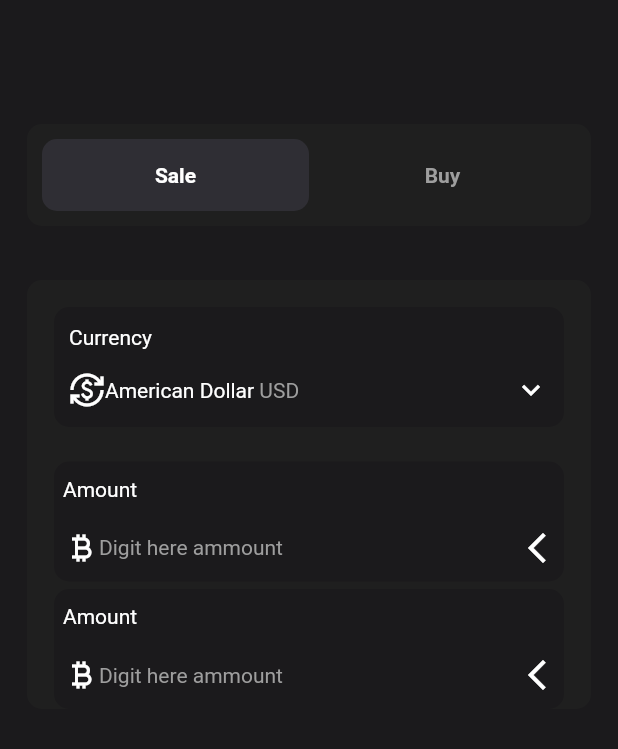
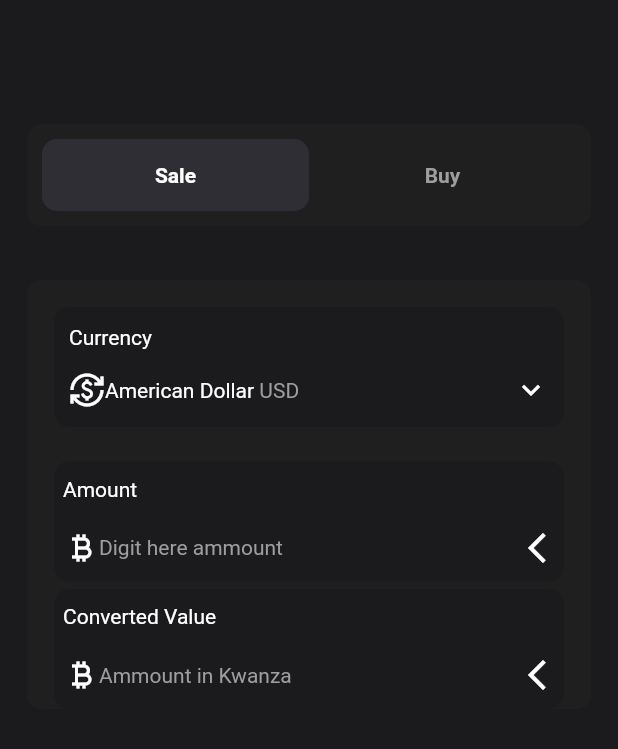
Before and after one commit to geekfabio/exchange, a Flutter app: the screen it shows after launch, on a phone screen of 412 x 824 dp, the part 59-808 px from its top. Run offline on Flutter 3.47's test engine with Material 2 defaults, Android fonts, the phone set to English and light mode, and no system bars; our stand-ins replace bloc; generated files the repository leaves out were written again.

Commit message:
✨ 'Converted Value'

```diff
--- a/lib/exchange/view/widgets/exchange_form.dart
+++ b/lib/exchange/view/widgets/exchange_form.dart
@@ -117,7 +117,7 @@ class _ExchangeFormState extends State<ExchangeForm> {
               mainAxisAlignment: MainAxisAlignment.spaceEvenly,
               children: [
                 const Text(
-                  'Amount',
+                  'Converted Value',
                   style: TextStyle(color: Colors.white),
                 ),
                 const SizedBox(
@@ -130,7 +130,7 @@ class _ExchangeFormState extends State<ExchangeForm> {
                       color: Colors.white,
                     ),
                     Text(
-                      'Digit here ammount',
+                      'Ammount in Kwanza',
                       style: TextStyle(color: Colors.grey),
                     ),
                     Spacer(),
```
